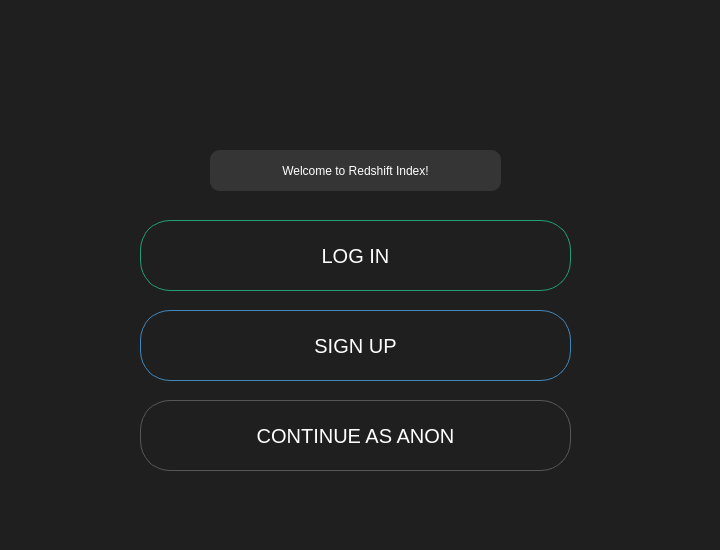
Before: the Qt Designer form ui/main_window.ui in tesla1618/RedShiftIndex, drawn with Qt 5.
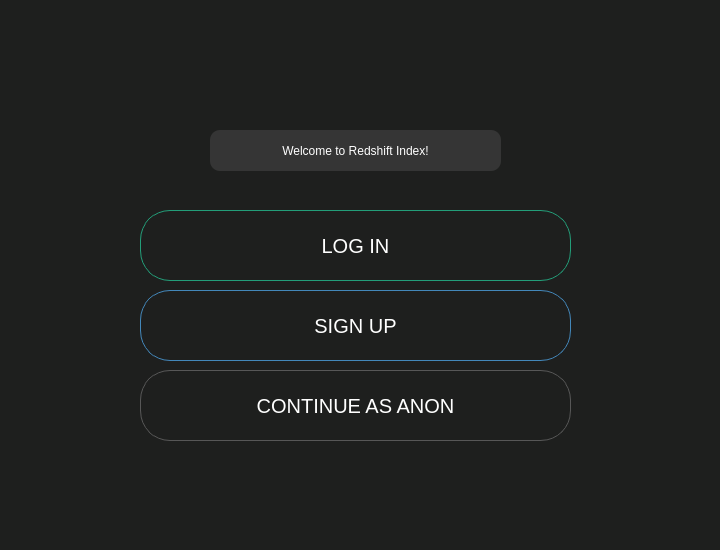
After: the same form once the commit is applied. Icons and pictures are not drawn.

```diff
--- a/ui/main_window.ui
+++ b/ui/main_window.ui
@@ -51,7 +51,7 @@
     <property name="geometry">
      <rect>
       <x>250</x>
-      <y>40</y>
+      <y>30</y>
       <width>199</width>
       <height>50</height>
      </rect>
@@ -85,7 +85,7 @@
     <property name="geometry">
      <rect>
       <x>140</x>
-      <y>220</y>
+      <y>210</y>
       <width>431</width>
       <height>71</height>
      </rect>
@@ -109,7 +109,7 @@
     <property name="geometry">
      <rect>
       <x>210</x>
-      <y>150</y>
+      <y>130</y>
       <width>291</width>
       <height>41</height>
      </rect>
@@ -131,7 +131,7 @@
     <property name="geometry">
      <rect>
       <x>140</x>
-      <y>310</y>
+      <y>290</y>
       <width>431</width>
       <height>71</height>
      </rect>
@@ -155,7 +155,7 @@
     <property name="geometry">
      <rect>
       <x>140</x>
-      <y>400</y>
+      <y>370</y>
       <width>431</width>
       <height>71</height>
      </rect>
```
